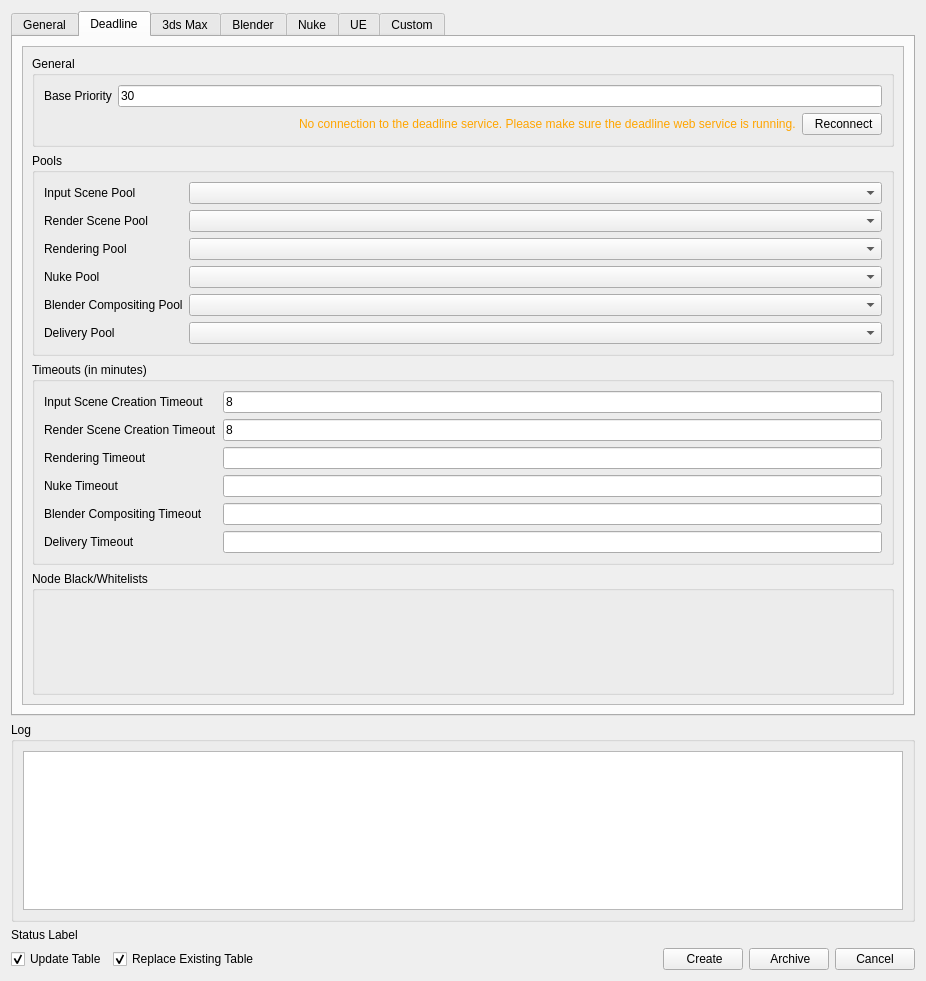
Before: the Qt Designer form plugins/RenderingPipelinePlugin/assets/renderingPipeline.ui in compix/MetadataManager, drawn with Qt 5.
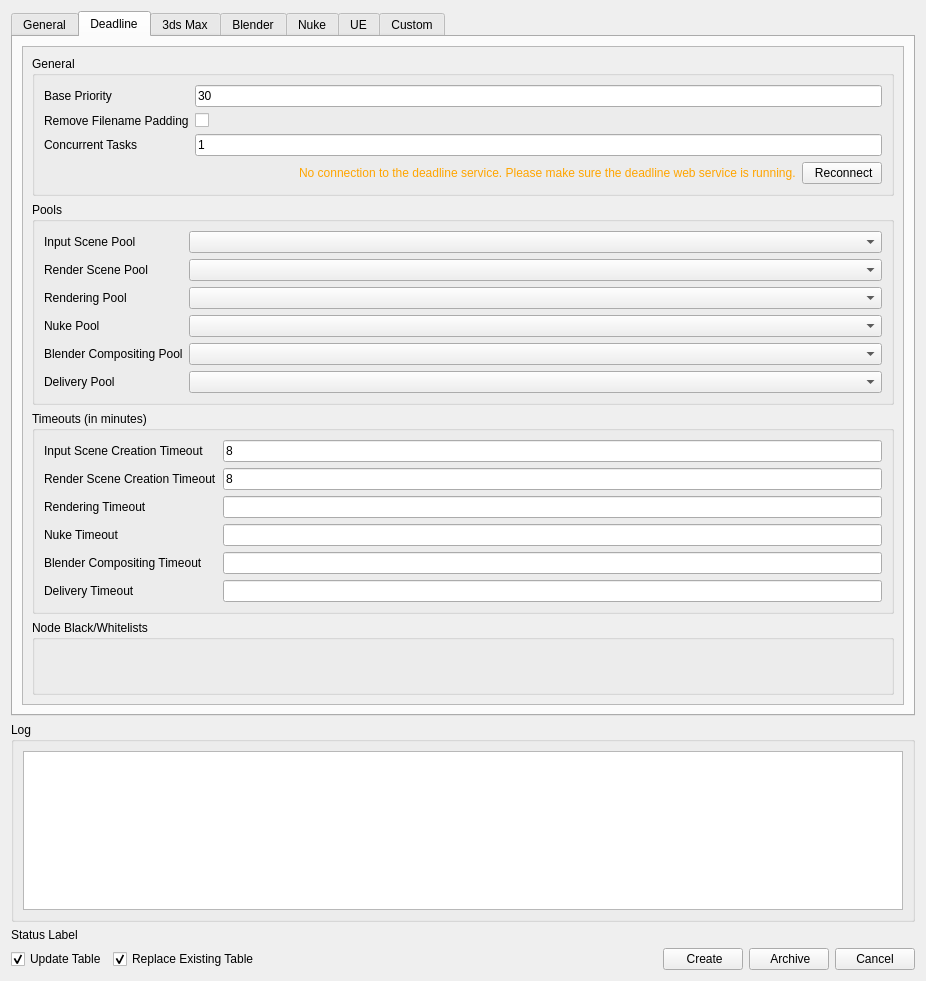
After: the same form once the commit is applied. The open tabs and pages were chosen to show the change. Icons and pictures are not drawn.

Commit message: Support post load and pre frame scripts, remove padding from output images in 3ds Max renders, fix custom priority

Diff of the .ui file:
```diff
--- a/plugins/RenderingPipelinePlugin/assets/renderingPipeline.ui
+++ b/plugins/RenderingPipelinePlugin/assets/renderingPipeline.ui
@@ -1154,7 +1154,7 @@
             <x>0</x>
             <y>0</y>
             <width>882</width>
-            <height>658</height>
+            <height>659</height>
            </rect>
           </property>
           <layout class="QVBoxLayout" name="verticalLayout_12">
@@ -1201,6 +1201,37 @@
                      </property>
                     </widget>
                    </item>
+                   <item row="1" column="0">
+                    <widget class="QLabel" name="label_2">
+                     <property name="text">
+                      <string>Remove Filename Padding</string>
+                     </property>
+                    </widget>
+                   </item>
+                   <item row="1" column="1">
+                    <widget class="QCheckBox" name="removeFilenamePaddingCheckBox">
+                     <property name="toolTip">
+                      <string>Removes the frame number at the end of the file.</string>
+                     </property>
+                     <property name="text">
+                      <string/>
+                     </property>
+                    </widget>
+                   </item>
+                   <item row="2" column="0">
+                    <widget class="QLabel" name="label_5">
+                     <property name="text">
+                      <string>Concurrent Tasks</string>
+                     </property>
+                    </widget>
+                   </item>
+                   <item row="2" column="1">
+                    <widget class="QLineEdit" name="deadlineConcurrentTasksEdit">
+                     <property name="text">
+                      <string>1</string>
+                     </property>
+                    </widget>
+                   </item>
                   </layout>
                  </item>
                  <item alignment="Qt::AlignRight">
```
Left out of the diff: 12 changed lines with no effect on the pictures. The commit also changes 13 other files.
